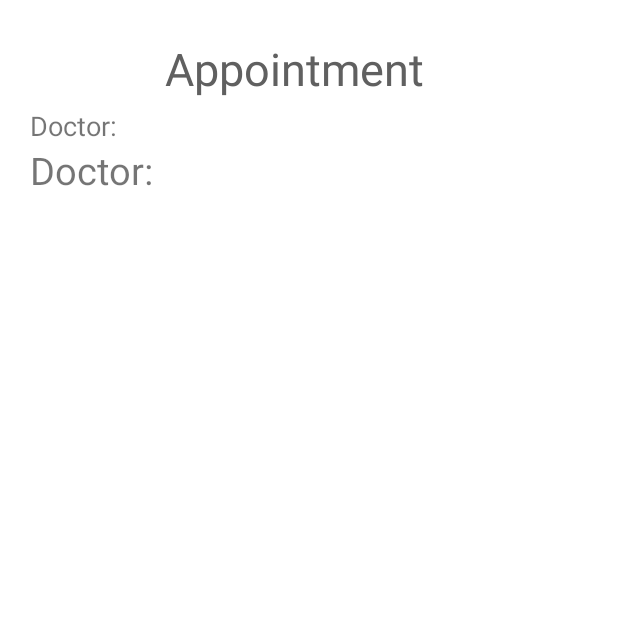
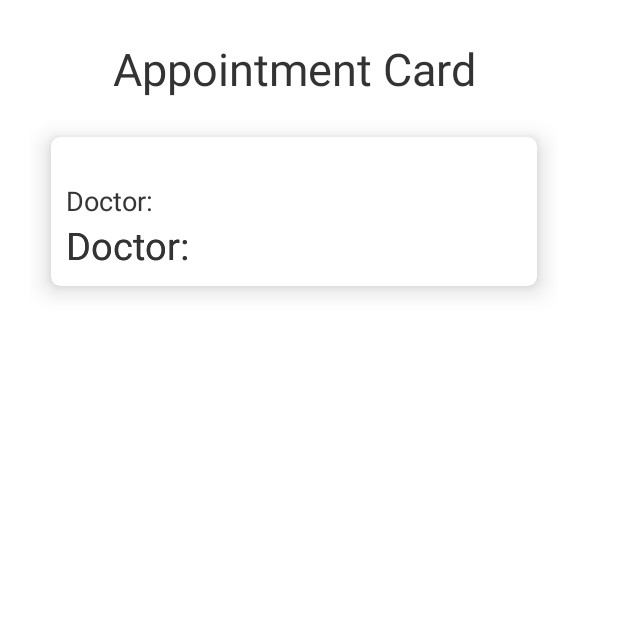
Before and after one commit to AdityaVSM/MeetDoc, an Android app: the AppointmentDetailActivity screen opened directly, with no data from a screen before it, on a phone screen of 412 x 824 dp, the top half of it. Run offline under Robolectric (Android 15) with nearby library versions, the phone set to English and light mode, and no system bars; Roboto replaces fonts that are not available here.

Commit message:
AddAppointment

```diff
--- a/app/build.gradle
+++ b/app/build.gradle
@@ -32,6 +32,7 @@ android {
 dependencies {
 
     implementation 'androidx.appcompat:appcompat:1.4.2'
+    implementation 'androidx.cardview:cardview:1.0.0'
     implementation 'com.google.android.material:material:1.6.1'
     implementation 'androidx.constraintlayout:constraintlayout:2.1.4'
     implementation 'com.google.firebase:firebase-database:20.0.5'
--- a/app/src/main/AndroidManifest.xml
+++ b/app/src/main/AndroidManifest.xml
@@ -9,7 +9,10 @@
         android:roundIcon="@mipmap/ic_launcher_round"
         android:supportsRtl="true"
         android:theme="@style/Theme.MeetDoc">
-        <activity android:name=".DoctorHomeActivity"></activity>
+        <activity
+            android:name=".AddAppointment"
+            android:exported="false" />
+        <activity android:name=".DoctorHomeActivity" />
         <activity android:name=".WelcomeActivity" />
         <activity
             android:name=".AppointmentDetailActivity"
--- a/app/src/main/java/com/example/meetdoc/MainActivity.java
+++ b/app/src/main/java/com/example/meetdoc/MainActivity.java
@@ -12,6 +12,6 @@ public class MainActivity extends AppCompatActivity {
         super.onCreate(savedInstanceState);
         setContentView(R.layout.activity_main);
 
-        startActivity(new Intent(MainActivity.this, UserHomeActivity.class));
+        startActivity(new Intent(MainActivity.this, AddAppointment.class));
     }
 }
--- a/app/src/main/java/com/example/meetdoc/Models/Appointments.java
+++ b/app/src/main/java/com/example/meetdoc/Models/Appointments.java
@@ -7,7 +7,7 @@ public class Appointments {
     public Appointments(int patient_id, int doctor_id,String patient_name, String doctor_name, String slot_date, String slot_time, String doctor_specialization) {
         this.patient_id = patient_id;
         this.doctor_id = doctor_id;
-        this.accepted = 2;
+        this.accepted = 1;
         this.patient_name = patient_name;
         this.doctor_name = doctor_name;
         this.slot_date = slot_date;
--- a/app/src/main/res/layout/activity_appointment_detail.xml
+++ b/app/src/main/res/layout/activity_appointment_detail.xml
@@ -17,7 +17,18 @@
         android:textColor="@color/textColor1"
         android:textSize="30sp"
         android:padding="5dp"
-        android:text="Appointment"/>
+        android:text="Appointment Card"/>
+
+    <androidx.cardview.widget.CardView
+        android:layout_width="match_parent"
+        android:layout_height="wrap_content"
+        app:cardCornerRadius="6dp"
+        app:cardElevation="10dp"
+        app:cardMaxElevation="12dp"
+        app:cardPreventCornerOverlap="true"
+        app:cardUseCompatPadding="true"
+        android:paddingBottom="5dp">
+
         <LinearLayout
             android:layout_width="match_parent"
             android:layout_height="wrap_content"
@@ -26,14 +37,41 @@
             <TextView
                 android:layout_width="match_parent"
                 android:layout_height="wrap_content"
+                android:paddingTop="30dp"
+                android:paddingLeft="10dp"
                 android:text="Doctor:"
                 android:textSize="18dp"/>
 
             <TextView
                 android:layout_width="match_parent"
                 android:layout_height="wrap_content"
+                android:paddingBottom="10dp"
+                android:paddingLeft="10dp"
+                android:textColor="@color/textColor1"
                 android:text="Doctor:"
                 android:textSize="25dp"/>
         </LinearLayout>
+        <LinearLayout
+            android:layout_width="match_parent"
+            android:layout_height="wrap_content"
+            android:orientation="vertical"
+            >
+            <TextView
+                android:layout_width="match_parent"
+                android:layout_height="wrap_content"
+                android:paddingTop="30dp"
+                android:paddingLeft="10dp"
+                android:text="Doctor:"
+                android:textSize="18dp"/>
 
+            <TextView
+                android:layout_width="match_parent"
+                android:layout_height="wrap_content"
+                android:paddingBottom="10dp"
+                android:paddingLeft="10dp"
+                android:textColor="@color/textColor1"
+                android:text="Doctor:"
+                android:textSize="25dp"/>
         </LinearLayout>
+    </androidx.cardview.widget.CardView>
+</LinearLayout>
--- a/app/src/main/res/layout/appointment_card.xml
+++ b/app/src/main/res/layout/appointment_card.xml
@@ -6,11 +6,9 @@
     android:orientation="horizontal"
     android:id="@+id/appointment_card"
     android:layout_width="match_parent"
-    android:background="#70CDFFF5"
     android:padding="6dp"
     android:layout_weight="11"
     android:layout_height="75dp">
-
     <LinearLayout
         android:layout_width="0dp"
         android:layout_height="wrap_content"
@@ -23,7 +21,7 @@
             android:layout_width="wrap_content"
             android:layout_height="wrap_content"
             android:text="Dentist"
-            android:textColor="#606060"
+            android:textColor="@color/textColor1"
             android:textSize="20dp"
             android:textStyle="bold" />
 
--- a/app/src/main/res/values/styles.xml
+++ b/app/src/main/res/values/styles.xml
@@ -1,3 +1,4 @@
 <?xml version="1.0" encoding="utf-8"?>
 <resources>
+
 </resources>
```
Also changed, not shown: app/src/main/java/com/example/meetdoc/Adapter/AppointmentAdapter.java (+4 -3 lines), app/src/main/java/com/example/meetdoc/AddAppointment.java (added, +24 -0 lines), app/src/main/java/com/example/meetdoc/Models/Specialization.java (added, +59 -0 lines), app/src/main/res/drawable/border_radius.xml (added, +7 -0 lines), app/src/main/res/layout/activity_add_appointment.xml (added, +61 -0 lines), app/src/main/res/layout/doctor_card.xml (added, +33 -0 lines), app/src/main/res/layout/fragment_user_home_page.xml (+17 -4 lines), app/src/main/res/layout/specialization_card.xml (added, +31 -0 lines), app/src/main/res/values/colors.xml (+5 -5 lines). Lines whose indentation alone changed are shown as unchanged.
